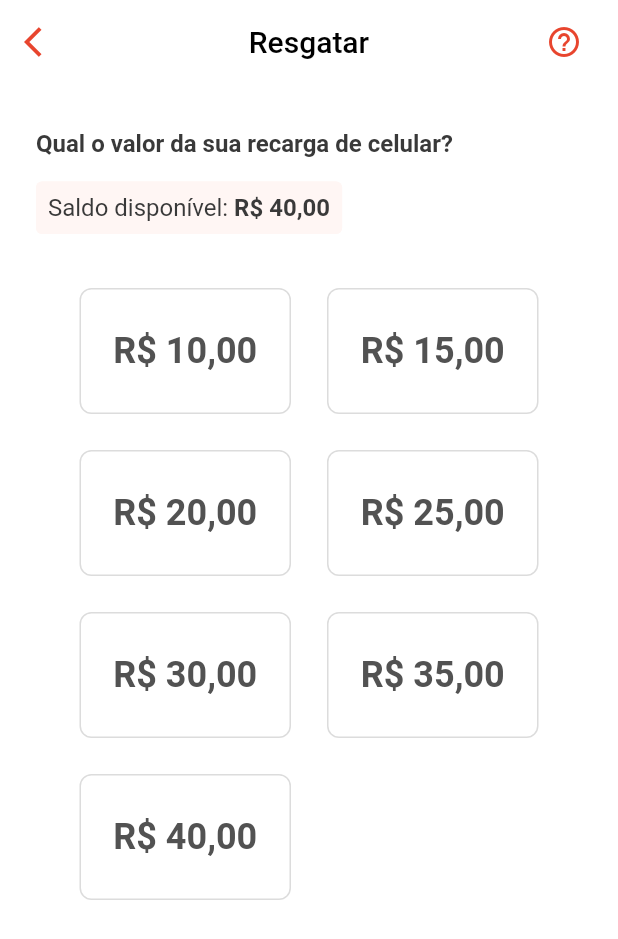
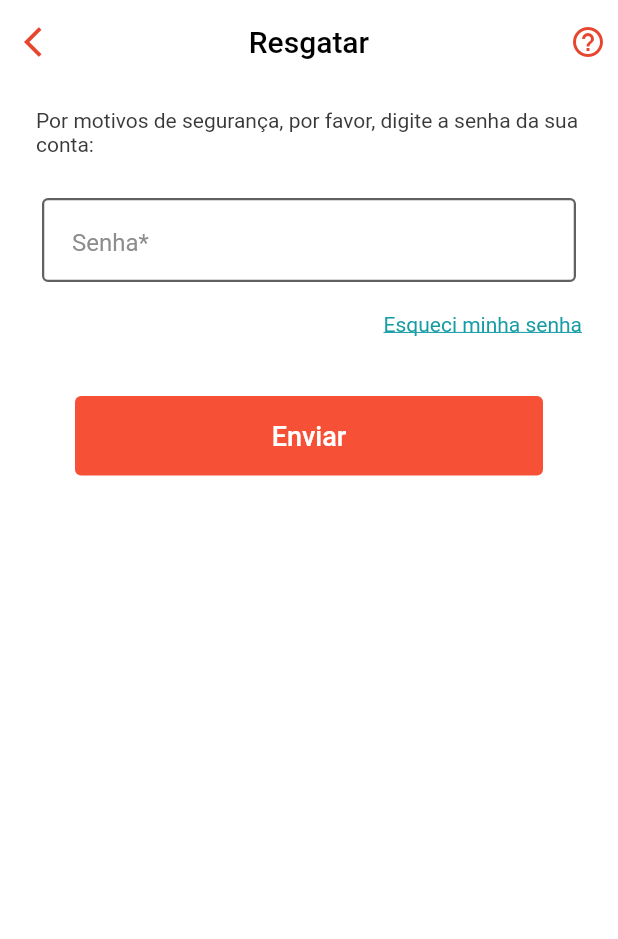
Before and after one commit to OliveiraMG/teste-flutter, a Flutter app: the screen it shows after launch, on a phone screen of 412 x 824 dp. Shown: the top 939 px of the screen. Run offline on Flutter 3.47's test engine with Material 2 defaults, Android fonts, the phone set to English and light mode, and no system bars; our stand-ins replace flutter_svg; missing offline and left inert: dart:ffi.

Commit message:
Add screen Password Recharge

```diff
--- a/teste2/lib/main.dart
+++ b/teste2/lib/main.dart
@@ -1,5 +1,6 @@
 import 'package:flutter/material.dart';
 import 'package:teste2/numberlucky.dart';
+import 'package:teste2/passwordRecharge.dart';
 import 'package:teste2/redeemReward.dart';
 import 'package:teste2/redeemcellphone.dart';
 
@@ -16,7 +17,7 @@ class MyApp extends StatelessWidget {
       theme: ThemeData(
         primarySwatch: Colors.blue,
       ),
-      home: RedeemCellPhone(title: 'Resgatar'),
+      home: PasswordRecharge(title: 'Resgatar'),
     );
   }
 }
--- /dev/null
+++ b/teste2/lib/passwordRecharge.dart
@@ -0,0 +1,148 @@
+import 'package:flutter/material.dart';
+import 'package:flutter/src/widgets/container.dart';
+import 'package:flutter/src/widgets/framework.dart';
+
+class PasswordRecharge extends StatelessWidget {
+  const PasswordRecharge({super.key, required this.title});
+  final String title;
+
+  @override
+  Widget build(BuildContext context) {
+    return Scaffold(
+      backgroundColor: Colors.white,
+      appBar: AppBar(
+        elevation: 0,
+        backgroundColor: Colors.white,
+        centerTitle: true,
+        actions: const [
+          Padding(
+            padding: EdgeInsets.only(right: 8.0),
+            child: Icon(
+              Icons.help_outline,
+              color: Color.fromRGBO(232, 69, 46, 1),
+            ),
+          )
+        ],
+        leading: const Icon(
+          Icons.arrow_back_ios,
+          color: Color.fromRGBO(232, 69, 46, 1),
+        ),
+        title: Text(
+          title,
+          style: const TextStyle(color: Colors.black),
+        ),
+      ),
+      body: SingleChildScrollView(
+        padding: const EdgeInsets.symmetric(horizontal: 24),
+        child: Column(
+          crossAxisAlignment: CrossAxisAlignment.stretch,
+          mainAxisAlignment: MainAxisAlignment.center,
+          children: [
+            const SizedBox(
+              height: 16,
+            ),
+            const Text(
+              'Por motivos de segurança, por favor, digite a senha da sua conta:',
+              style: TextStyle(
+                fontWeight: FontWeight.w400,
+                color: Color.fromRGBO(57, 57, 57, 1),
+              ),
+            ),
+            SizedBox(
+              height: 24,
+            ),
+            Card(
+              shape: RoundedRectangleBorder(
+                side: BorderSide(
+                    color: Color.fromRGBO(97, 97, 97, 1), width: 1.5),
+                borderRadius: BorderRadius.circular(4.0),
+              ),
+              elevation: 0,
+              color: Colors.white,
+              child: Container(
+                width: 312,
+                height: 56,
+                padding: const EdgeInsets.all(20.0),
+                child: Text(
+                  'Senha*',
+                  style: TextStyle(
+                      fontWeight: FontWeight.w400,
+                      color: Color.fromRGBO(141, 141, 141, 1),
+                      fontSize: 16),
+                ),
+              ),
+            ),
+            SizedBox(
+              height: 16,
+            ),
+            Align(
+              alignment: Alignment.topRight,
+              child: Container(
+                child: Text(
+                  'Esqueci minha senha',
+                  style: TextStyle(
+                    color: Color.fromRGBO(21, 156, 164, 1),
+                    fontSize: 14,
+                    fontWeight: FontWeight.w400,
+                    decoration: TextDecoration.underline,
+                  ),
+                ),
+              ),
+            ),
+            SizedBox(
+              height: 40,
+            ),
+            Center(
+              child: Container(
+                width: 312,
+                height: 53,
+                decoration: BoxDecoration(
+                  color: Color.fromRGBO(246, 81, 54, 1),
+                  borderRadius: BorderRadius.all(
+                    Radius.circular(4),
+                  ),
+                ),
+                child: TextButton(
+                  onPressed: () {
+                    showDialog(
+                      context: context,
+                      builder: (BuildContext context) {
+                        return AlertDialog(
+                          title: Center(
+                            child: Text(
+                              "Senha correta!",
+                              style:
+                                  TextStyle(fontSize: 20, color: Colors.green),
+                            ),
+                          ),
+                          content: Text(
+                            "Você realizou a recarga com sucesso!",
+                            style: TextStyle(fontSize: 16, color: Colors.green),
+                          ),
+                          actions: [
+                            TextButton(
+                              child: Text("OK"),
+                              onPressed: () {
+                                Navigator.pop(context);
+                              },
+                            ),
+                          ],
+                        );
+                      },
+                    );
+                  },
+                  child: Center(
+                    child: Text(
+                      'Enviar',
+                      style: TextStyle(color: Colors.white, fontSize: 18),
+                    ),
+                  ),
+                ),
+              ),
+            )
+          ],
+        ),
+      ),
+    );
+  }
+}
--- a/teste2/lib/redeemcellphone.dart
+++ b/teste2/lib/redeemcellphone.dart
@@ -24,7 +24,7 @@ class _RedeemCellPhoneState extends State<RedeemCellPhone> {
     addCards();
   }
 
-  final double saldoUser = 40.0;
+  final double saldoUser = 37.0;
 
   void addCards() {
     for (double i = 10.0; i <= saldoUser; i = i + 5.0) {
```
